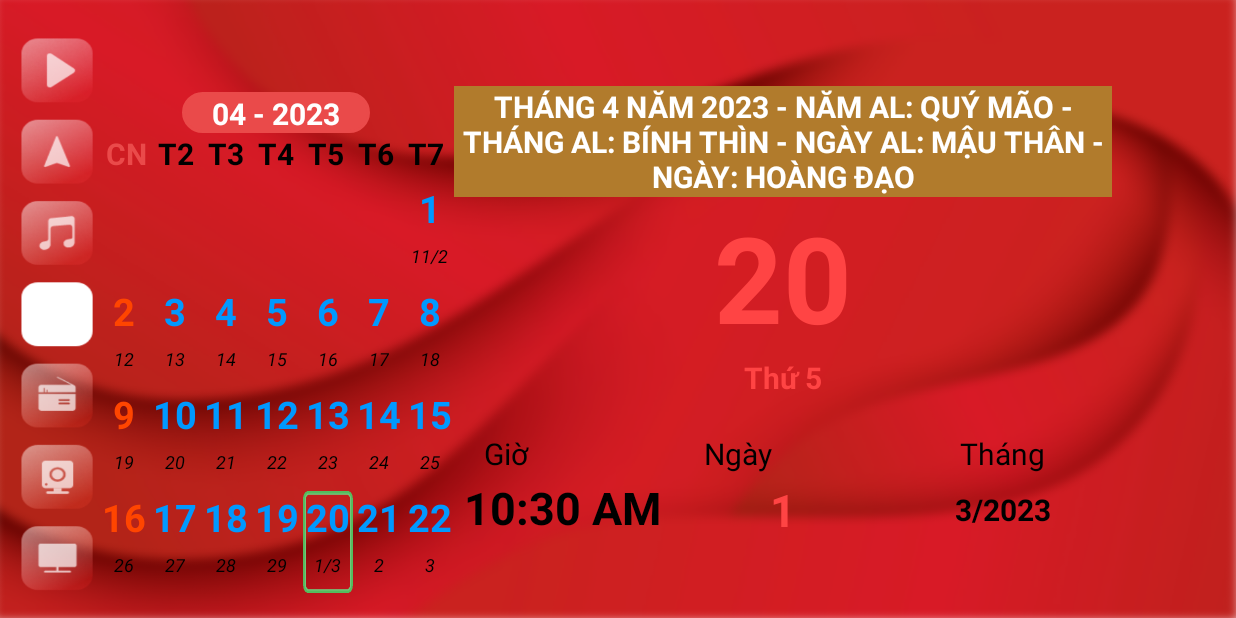
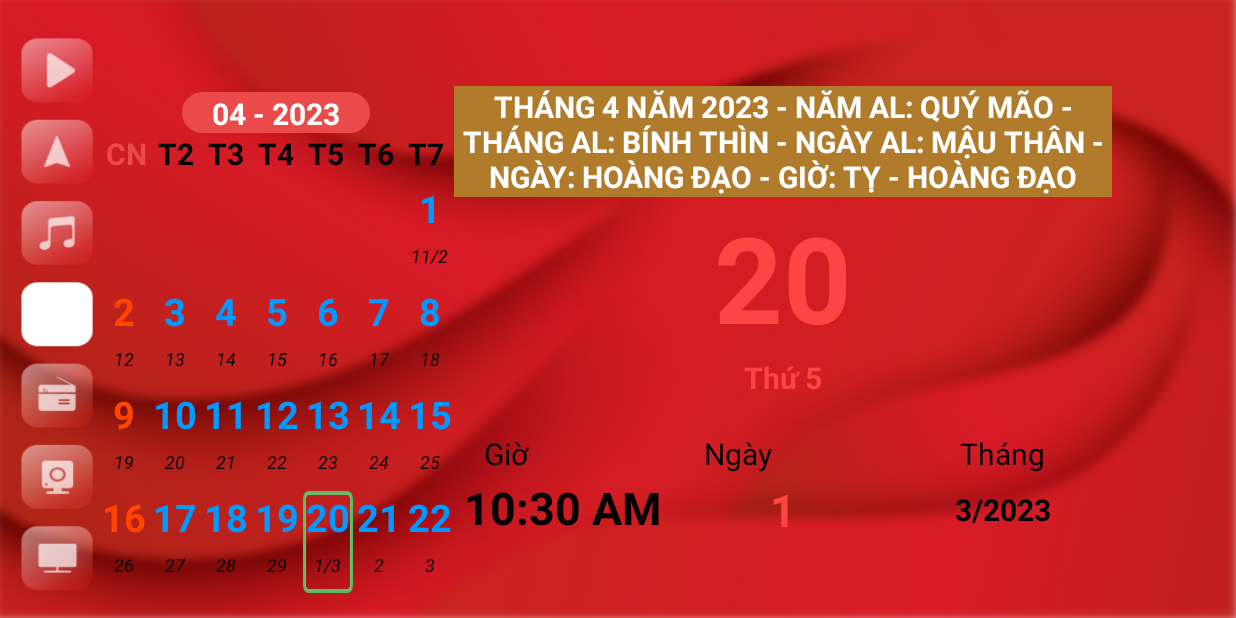
Before and after one commit to anhhv29/lunar-calendar, an Android app: the screen it shows after launch (MainActivity), on a phone screen of 824 x 412 dp (held sideways). Run offline under Robolectric (Android 15) with nearby library versions, the phone set to English and light mode, and no system bars; network calls fail; 5 statements that could not run were skipped.

Commit message:
Tính giờ hoàng đạo

```diff
--- a/app/src/main/java/vn/gotech/lunar_calendar/MainActivity.java
+++ b/app/src/main/java/vn/gotech/lunar_calendar/MainActivity.java
@@ -10,6 +10,7 @@ import androidx.appcompat.app.AppCompatActivity;
 
 import java.util.ArrayList;
 import java.util.Calendar;
+import java.util.Date;
 import java.util.HashMap;
 
 import vn.gotech.lunar_calendar.adapter.MonthAdapter;
@@ -22,7 +23,7 @@ public class MainActivity extends AppCompatActivity {
     TextView tvMonth, tvDay, tvWeekdays, tvProverb, tvLunarDay, tvLunarMonth, tvAuthor;
     TextView tvTitle;
     GridView gridView;
-    int day, month, year;
+    int hour, day, month, year;
     Calendar calendar;
     LunarYearTools lunarYearTools = new LunarYearTools();
     ArrayList<DanhNgon> lstVN = new ArrayList<>();
@@ -69,6 +70,9 @@ public class MainActivity extends AppCompatActivity {
                 tvWeekdays.setText("Thứ " + weekdays);
             }
 
+            Date date = calendar.getTime();
+            hour = date.getHours();
+
             day = calendar.get(Calendar.DAY_OF_MONTH);
             month = calendar.get(Calendar.MONTH) + 1;
             year = calendar.get(Calendar.YEAR);
@@ -100,11 +104,20 @@ public class MainActivity extends AppCompatActivity {
             String chiDay = chi[(dayJuliusNumber + 1) % 12];
             String lunarDay = canDay + " " + chiDay;
 
+            //Chi Giờ
+            String[] chiHour = {"Tý", "Sửu", "Dần", "Mão", "Thìn", "Tỵ", "Ngọ", "Mùi", "Thân", "Dậu", "Tuất", "Hợi"};
+            int gioIndex = (hour + 1) / 2 % 12;
+            Log.e("gio", chiHour[gioIndex]);
+
             //Tính ngày hoàng đạo
             String[] hoangDao = new String[6];
-            String[] hacDao = new String[6];
+//            String[] hacDao = new String[6];
 
             switch (monthLunar % 6) {
+                case 0:
+                    hoangDao = new String[]{"Tuất", "Hợi", "Dần", "Mão", "Tỵ", "Thân"};
+//                    hacDao = new String[]{"Tý", "Sửu", "Thìn", "Ngọ", "Mùi", "Dậu"};
+                    break;
                 case 1:
                     hoangDao = new String[]{"Tý", "Sửu", "Thìn", "Tỵ", "Mùi", "Tuất"};
 //                    hacDao = new String[]{"Dần", "Mão", "Ngọ", "Thân", "Dậu", "Hợi"};
@@ -125,65 +138,62 @@ public class MainActivity extends AppCompatActivity {
                     hoangDao = new String[]{"Thân", "Dậu", "Tý", "Sửu", "Mão", "Ngọ"};
 //                    hacDao = new String[]{"Tuất", "Hợi", "Dần", "Thìn", "Tỵ", "Mùi"};
                     break;
-                case 0:
-                    hoangDao = new String[]{"Tuất", "Hợi", "Dần", "Mão", "Tỵ", "Thân"};
-//                    hacDao = new String[]{"Tý", "Sửu", "Thìn", "Ngọ", "Mùi", "Dậu"};
-                    break;
             }
 
-            boolean checkHoangDao = false;
+            boolean checkNgayHoangDao = false;
             for (String s : hoangDao) {
                 if (chiDay.equals(s)) {
                     Log.e("123abc", "hoangDao");
-                    checkHoangDao = true;
+                    checkNgayHoangDao = true;
                     break;
                 }
             }
 
-            String HoangHacDao = (checkHoangDao) ? "Hoàng Đạo" : "Hắc Đạo";
+            String ngayHoangHacDao = (checkNgayHoangDao) ? "Hoàng Đạo" : "Hắc Đạo";
 
-//            String[] can = {"Canh", "Tân", "Nhâm", "Quý", "Giáp", "Ất", "Bính", "Đinh", "Mậu", "Kỷ"};
-//            String[] chi = {"Thân", "Dậu", "Tuất", "Hợi", "Tý", "Sửu", "Dần", "Mão", "Thìn", "Tỵ", "Ngọ", "Mùi"};
-//
-//            String[] GiapKy = {"Bính Dần", "Đinh Mão", "Mậu Thìn", "Kỷ Tỵ", "Canh Ngọ", "Tân Mùi", "Nhâm Thân", "Quý Dậu", "Giáp Tuất", "Ất Hợi", "Bính Tý", "Đinh Sửu"};
-//            String[] AtCanh = {"Mậu Dần", "Kỷ Mão", "Canh Thìn", "Tân Tỵ", "Nhâm Ngọ", "Quý Mùi", "Giáp Thân", "Ất Dậu", "Bính Tuất", "Đinh Hợi", "Mậu Tý", "Kỷ Sửu"};
-//            String[] BinhTan = {"Canh Dần", "Tân Mão", "Nhâm Thìn", "Quý Tỵ", "Giáp Ngọ", "Ất Mùi", "Bính Thân", "Đinh Dậu", "Mậu Tuất", "Kỷ Hợi", "Canh Tý", "Tân Sửu"};
-//            String[] DinhNham = {"Nhâm Dần", "Quý Mão", "Giáp Thìn", "Ất Tỵ", "Bính Ngọ", "Đinh Mùi", "Mậu Thân", "Kỷ Dậu", "Canh Tuất", "Tân Hợi", "Nhâm Tý", "Quý Sửu"};
-//            String[] MauQuy = {"Giáp Dần", "Ất Mão", "Bính Thìn", "Đinh Tỵ", "Mậu Ngọ", "Kỷ Mùi", "Canh Thân", "Tân Dậu", "Nhâm Tuất", "Quý Hợi", "Giáp Tý", "Ất Sửu"};
+            //Tính giờ hoàng đạo
+            String[] gioHoangDao = new String[6];
 
-            // tính can chi năm
-//            String yearCode = can[year % 10];
-//            String yearChi = chi[year % 12];
-//            String lunarYear = yearCode + " " + yearChi;
+            switch (chiDay) {
+                case "Tỵ":
+                case "Hợi":
+                    gioHoangDao = new String[]{"Sửu", "Thìn", "Ngọ", "Tuất", "Hợi"};
+                    break;
+                case "Tý":
+                case "Ngọ":
+                    gioHoangDao = new String[]{"Tý", "Sửu", "Mão", "Ngọ", "Thân", "Dậu"};
+                    break;
+                case "Sửu":
+                case "Mùi":
+                    gioHoangDao = new String[]{"Dần", "Mão", "Tỵ", "Thân", "Tuất", "Hợi"};
+                    break;
+                case "Dần":
+                case "Thân":
+                    gioHoangDao = new String[]{"Tý", "Sửu", "Thìn", "Tỵ", "Mùi", "Tuất"};
+                    break;
+                case "Mão":
+                case "Dậu":
+                    gioHoangDao = new String[]{"Tý", "Dần", "Mão", "Ngọ", "Mùi", "Dậu"};
+                    break;
+                case "Thìn":
+                case "Tuất":
+                    gioHoangDao = new String[]{"Dần", "Thìn", "Tỵ", "Thân", "Dậu", "Hợi"};
+                    break;
+            }
 
-            //tính can chi tháng
-//            String lunarMonth = null;
-//            switch (yearCode) {
-//                case "Giáp":
-//                case "Kỷ":
-//                    lunarMonth = GiapKy[monthLunar - 1];
-//                    break;
-//                case "Ất":
-//                case "Canh":
-//                    lunarMonth = AtCanh[monthLunar - 1];
-//                    break;
-//                case "Bính":
-//                case "Tân":
-//                    lunarMonth = BinhTan[monthLunar - 1];
-//                    break;
-//                case "Đinh":
-//                case "Nhâm":
-//                    lunarMonth = DinhNham[monthLunar - 1];
-//                    break;
-//                case "Mậu":
-//                case "Quý":
-//                    lunarMonth = MauQuy[monthLunar - 1];
-//                    break;
-//            }
+            boolean checkGioHoangDao = false;
+            for (String s : gioHoangDao) {
+                if (chiHour[gioIndex].equals(s)) {
+                    Log.e("123abc", "hoangDao");
+                    checkGioHoangDao = true;
+                    break;
+                }
+            }
 
+            String gioHoangHacDao = (checkGioHoangDao) ? "Hoàng Đạo" : "Hắc Đạo";
 
             tvDay.setText("" + day);
-            tvMonth.setText("Tháng " + month + " Năm " + year + " - năm AL: " + lunarYear + " - tháng AL: " + lunarMonth + " - ngày AL: " + lunarDay + " - Ngày: " + HoangHacDao);
+            tvMonth.setText("Tháng " + month + " Năm " + year + " - năm AL: " + lunarYear + " - tháng AL: " + lunarMonth + " - ngày AL: " + lunarDay + " - Ngày: " + ngayHoangHacDao + " - Giờ: " + chiHour[gioIndex] + " - " + gioHoangHacDao);
             tvAuthor = findViewById(R.id.tvAuthor);
 
             tvLunarDay.setText("" + dayLunar);
@@ -312,7 +322,6 @@ public class MainActivity extends AppCompatActivity {
         } catch (Exception ex) {
             ex.printStackTrace();
         }
-
         super.onResume();
     }
 
```
